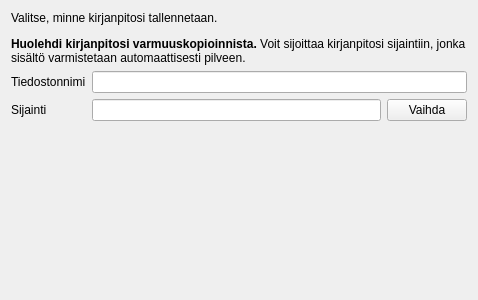
artoh/kitupiikki, file kitsas/uusikirjanpito/uusisijainti.ui: the form before one commit.
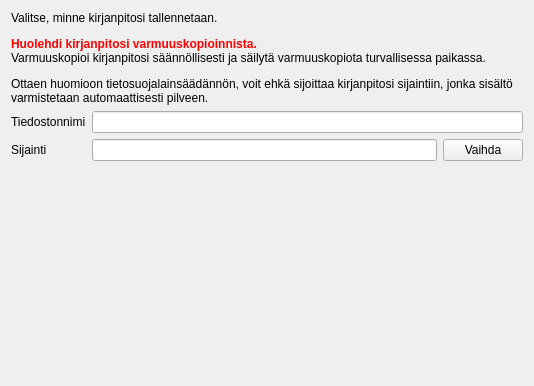
The form after the commit.

```diff
--- a/kitsas/uusikirjanpito/uusisijainti.ui
+++ b/kitsas/uusikirjanpito/uusisijainti.ui
@@ -6,8 +6,8 @@
    <rect>
     <x>0</x>
     <y>0</y>
-    <width>478</width>
-    <height>300</height>
+    <width>534</width>
+    <height>386</height>
    </rect>
   </property>
   <property name="windowTitle">
@@ -17,7 +17,7 @@
    <item>
     <widget class="QLabel" name="label_3">
      <property name="text">
-      <string>&lt;html&gt;&lt;head/&gt;&lt;body&gt;&lt;p&gt;Valitse, minne kirjanpitosi tallennetaan.&lt;/p&gt;&lt;p&gt;&lt;span style=&quot; font-weight:600;&quot;&gt;Huolehdi kirjanpitosi varmuuskopioinnista.&lt;/span&gt; Voit sijoittaa kirjanpitosi sijaintiin, jonka sisältö varmistetaan automaattisesti pilveen.&lt;/p&gt;&lt;/body&gt;&lt;/html&gt;</string>
+      <string>&lt;html&gt;&lt;head/&gt;&lt;body&gt;&lt;p&gt;Valitse, minne kirjanpitosi tallennetaan.&lt;/p&gt;&lt;p&gt;&lt;span style=&quot; font-weight:600; color:#ff0000;&quot;&gt;Huolehdi kirjanpitosi varmuuskopioinnista.&lt;br/&gt;&lt;/span&gt;&lt;span style=&quot; color:#000000;&quot;&gt;Varmuuskopioi kirjanpitosi säännöllisesti ja säilytä varmuuskopiota turvallisessa paikassa.&lt;/span&gt;&lt;/p&gt;&lt;p&gt;&lt;span style=&quot; color:#000000;&quot;&gt;Ottaen huomioon tietosuojalainsäädännön, voit ehkä &lt;/span&gt;sijoittaa kirjanpitosi sijaintiin, jonka sisältö varmistetaan automaattisesti pilveen.&lt;/p&gt;&lt;/body&gt;&lt;/html&gt;</string>
      </property>
      <property name="wordWrap">
       <bool>true</bool>
```
